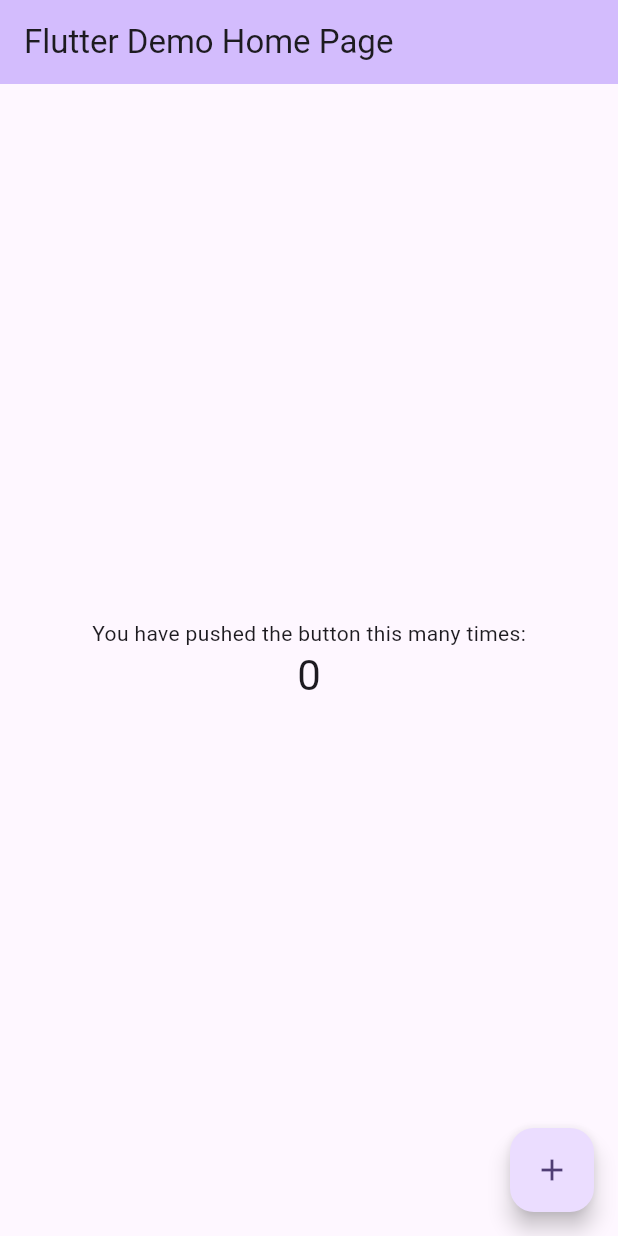
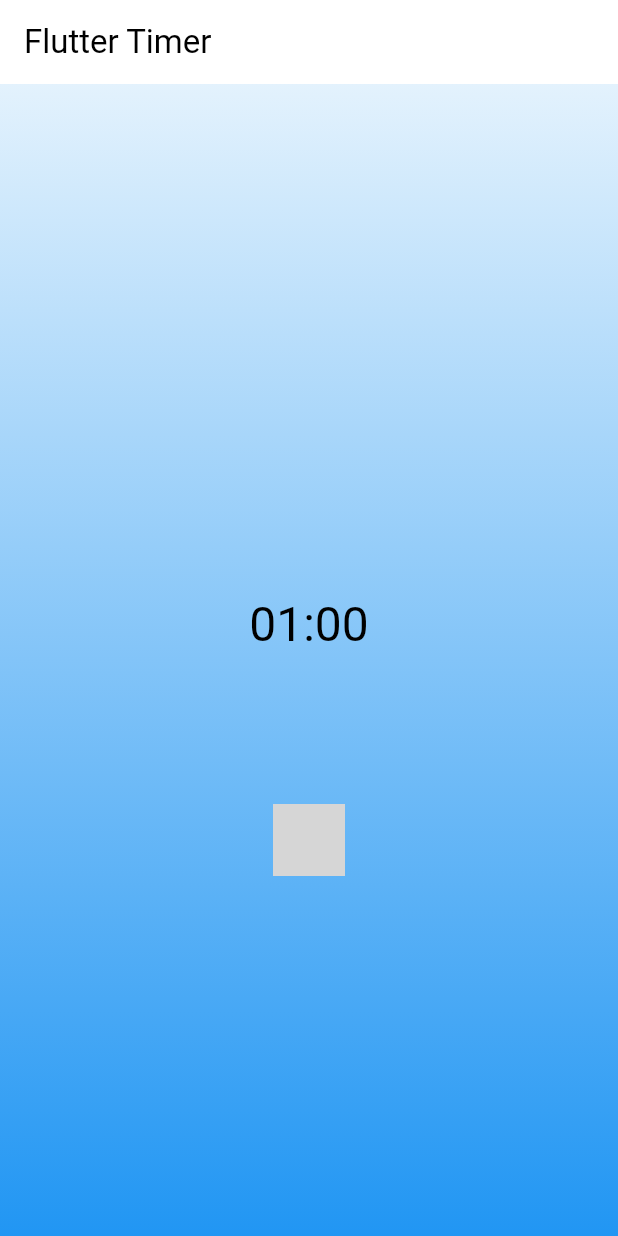
Before and after one commit to Muhammad-Hassaan-Farooq/flutter_demo, a Flutter app: the screen it shows after launch, on a phone screen of 412 x 824 dp. Run offline on Flutter 3.47's test engine with Material 3 defaults, Android fonts, the light colour scheme and no system bars; our stand-ins replace bloc, equatable, flutter_bloc; statements that could not run were skipped; grey boxes are pictures that could not be loaded.

Commit message:
flutter_bloc_timer codelab

```diff
--- /dev/null
+++ b/lib/app.dart
@@ -0,0 +1,21 @@
+
+import 'package:flutter/material.dart';
+import 'package:flutter_demo/timer/view/timer_page.dart';
+
+
+class App extends StatelessWidget {
+  const App({super.key});
+
+  @override
+  Widget build(BuildContext context) {
+    return MaterialApp(
+      title: 'Flutter Timer',
+      theme: ThemeData(
+        colorScheme: const ColorScheme.light(
+          primary: Color.fromRGBO(72, 74, 126, 1),
+        ),
+      ),
+      home: const TimerPage(),
+    );
+  }
+}
--- a/lib/main.dart
+++ b/lib/main.dart
@@ -1,79 +1,6 @@
 import 'package:flutter/material.dart';
+import 'package:flutter_demo/app.dart';
 
 void main() {
-  runApp(const MyApp());
+  runApp(const App());
 }
-
-class MyApp extends StatelessWidget {
-  const MyApp({super.key});
-
-
-  @override
-  Widget build(BuildContext context) {
-    return MaterialApp(
-      title: 'Flutter Demo',
-      theme: ThemeData(
-
-        colorScheme: ColorScheme.fromSeed(seedColor: Colors.deepPurple),
-        useMaterial3: true,
-      ),
-      home: const MyHomePage(title: 'Flutter Demo Home Page'),
-    );
-  }
-}
-
-class MyHomePage extends StatefulWidget {
-  const MyHomePage({super.key, required this.title});
-
-
-
-  final String title;
-
-  @override
-  State<MyHomePage> createState() => _MyHomePageState();
-}
-
-class _MyHomePageState extends State<MyHomePage> {
-  int _counter = 0;
-
-  void _incrementCounter() {
-    setState(() {
-
-      _counter++;
-    });
-  }
-
-  @override
-  Widget build(BuildContext context) {
-
-    return Scaffold(
-      appBar: AppBar(
-
-        backgroundColor: Theme.of(context).colorScheme.inversePrimary,
-
-        title: Text(widget.title),
-      ),
-      body: Center(
-
-        child: Column(
-
-          mainAxisAlignment: MainAxisAlignment.center,
-          children: <Widget>[
-            const Text(
-              'You have pushed the button this many times:',
-            ),
-            Text(
-              '$_counter',
-              style: Theme.of(context).textTheme.headlineMedium,
-            ),
-          ],
-        ),
-      ),
-      floatingActionButton: FloatingActionButton(
-        onPressed: _incrementCounter,
-        tooltip: 'Increment',
-        child: const Icon(Icons.add),
-      ),
-    );
-  }
-}
--- /dev/null
+++ b/lib/ticker.dart
@@ -0,0 +1,7 @@
+class Ticker {
+  const Ticker();
+  Stream<int> tick({required int ticks}) {
+    return Stream.periodic(const Duration(seconds: 1), (x) => ticks - x - 1)
+        .take(ticks);
+  }
+}
--- /dev/null
+++ b/lib/timer/bloc/timer_bloc.dart
@@ -0,0 +1,62 @@
+import 'dart:async';
+
+import 'package:equatable/equatable.dart';
+import 'package:bloc/bloc.dart';
+import 'package:flutter_demo/ticker.dart';
+
+part 'timer_event.dart';
+part 'timer_state.dart';
+
+class TimerBloc extends Bloc<TimerEvent, TimerState> {
+  final Ticker _ticker;
+  static const int _duration = 60;
+
+  StreamSubscription<int>? _tickerSubscription;
+
+  TimerBloc({required Ticker ticker})
+      : _ticker = ticker,
+        super(TimerInitial(_duration)) {
+    on<TimerStarted>(_onStarted);
+    on<TimerPaused>(_onPaused);
+    on<TimerResumed>(_onResumed);
+    on<_TimerTicked>(_onTicked);
+    on<TimerReset>(_onReset);
+  }
+
+  @override
+  Future<void> close() {
+    _tickerSubscription?.cancel();
+    return super.close();
+  }
+
+  void _onStarted(TimerStarted event, Emitter<TimerState> emit) {
+    emit(TimerRunInProgress(event.duration));
+    _tickerSubscription?.cancel();
+    _tickerSubscription = _ticker
+        .tick(ticks: event.duration)
+        .listen((duration) => add(_TimerTicked(duration: duration)));
+  }
+  void _onTicked(_TimerTicked event, Emitter<TimerState> emit) {
+    emit(
+      event.duration > 0
+          ? TimerRunInProgress(event.duration)
+          : TimerRunComplete(),
+    );
+  }
+  void _onPaused(TimerPaused event, Emitter<TimerState> emit) {
+    if (state is TimerRunInProgress) {
+      _tickerSubscription?.pause();
+      emit(TimerRunPause(state.duration));
+    }
+  }
+  void _onResumed(TimerResumed resume, Emitter<TimerState> emit) {
+    if (state is TimerRunPause) {
+      _tickerSubscription?.resume();
+      emit(TimerRunInProgress(state.duration));
+    }
+  }
+  void _onReset(TimerReset event, Emitter<TimerState> emit) {
+    _tickerSubscription?.cancel();
+    emit(const TimerInitial(_duration));
+  }
+}
--- /dev/null
+++ b/lib/timer/bloc/timer_event.dart
@@ -0,0 +1,27 @@
+part of 'timer_bloc.dart';
+
+sealed class TimerEvent {
+  const TimerEvent();
+}
+
+final class TimerStarted extends TimerEvent {
+  const TimerStarted({required this.duration});
+  final int duration;
+}
+
+final class TimerPaused extends TimerEvent {
+  const TimerPaused();
+}
+
+final class TimerResumed extends TimerEvent {
+  const TimerResumed();
+}
+
+class TimerReset extends TimerEvent {
+  const TimerReset();
+}
+
+class _TimerTicked extends TimerEvent {
+  const _TimerTicked({required this.duration});
+  final int duration;
+}
--- /dev/null
+++ b/lib/timer/bloc/timer_state.dart
@@ -0,0 +1,36 @@
+part of 'timer_bloc.dart';
+
+
+
+sealed class TimerState extends Equatable{
+  const TimerState(this.duration);
+  final int duration;
+
+  @override
+  List<Object> get props => [duration];
+}
+
+final class TimerInitial extends TimerState {
+  const TimerInitial(super.duration);
+
+  @override
+  String toString() => 'TimerInitial { duration: $duration }';
+}
+
+final class TimerRunPause extends TimerState {
+  const TimerRunPause(super.duration);
+
+  @override
+  String toString() => 'TimerRunPause { duration: $duration }';
+}
+
+final class TimerRunInProgress extends TimerState {
+  const TimerRunInProgress(super.duration);
+
+  @override
+  String toString() => 'TimerRunInProgress { duration: $duration }';
+}
+
+final class TimerRunComplete extends TimerState {
+  const TimerRunComplete() : super(0);
+}
--- /dev/null
+++ b/lib/timer/timer.dart
@@ -0,0 +1,2 @@
+export 'bloc/timer_bloc.dart';
+export 'view/timer_page.dart';
--- /dev/null
+++ b/lib/timer/view/timer_page.dart
@@ -0,0 +1,137 @@
+import 'package:flutter/material.dart';
+import 'package:flutter_bloc/flutter_bloc.dart';
+
+import '../../ticker.dart';
+import '../bloc/timer_bloc.dart';
+
+class TimerPage extends StatelessWidget {
+  const TimerPage({Key? key}) : super(key: key);
+  @override
+  Widget build(BuildContext context) {
+    return BlocProvider(
+      create: (_) => TimerBloc(ticker: Ticker()),
+      child: const TimerView(),
+    );
+  }
+}
+
+class TimerView extends StatelessWidget {
+  const TimerView({Key? key}) : super(key: key);
+  @override
+  Widget build(BuildContext context) {
+    return Scaffold(
+      appBar: AppBar(title: const Text('Flutter Timer')),
+      body: const Stack(
+        children: [
+          Background(),
+          Column(
+            mainAxisAlignment: MainAxisAlignment.center,
+            crossAxisAlignment: CrossAxisAlignment.center,
+            children: <Widget>[
+              Padding(
+                padding: EdgeInsets.symmetric(vertical: 100.0),
+                child: Center(child: TimerText()),
+              ),
+              Actions(),
+            ],
+          ),
+        ],
+      ),
+    );
+  }
+}
+
+class TimerText extends StatelessWidget {
+  const TimerText({super.key});
+  @override
+  Widget build(BuildContext context) {
+    final duration = context.select((TimerBloc bloc) => bloc.state.duration);
+    final minutesStr =
+    ((duration / 60) % 60).floor().toString().padLeft(2, '0');
+    final secondsStr = (duration % 60).floor().toString().padLeft(2, '0');
+    return Text(
+      '$minutesStr:$secondsStr',
+      style: Theme.of(context).textTheme.headlineLarge,
+    );
+  }
+}
+
+
+
+class Actions extends StatelessWidget {
+  const Actions({super.key});
+
+  @override
+  Widget build(BuildContext context) {
+    return BlocBuilder<TimerBloc, TimerState>(
+      buildWhen: (prev, state) => prev.runtimeType != state.runtimeType,
+      builder: (context, state) {
+        return Row(
+          mainAxisAlignment: MainAxisAlignment.spaceEvenly,
+          children: [
+            ...switch (state) {
+              TimerInitial() => [
+                FloatingActionButton(
+                  child: const Icon(Icons.play_arrow),
+                  onPressed: () => context
+                      .read<TimerBloc>()
+                      .add(TimerStarted(duration: state.duration)),
+                ),
+              ],
+              TimerRunInProgress() => [
+                FloatingActionButton(
+                  child: const Icon(Icons.pause),
+                  onPressed: () =>
+                      context.read<TimerBloc>().add(const TimerPaused()),
+                ),
+                FloatingActionButton(
+                  child: const Icon(Icons.replay),
+                  onPressed: () =>
+                      context.read<TimerBloc>().add(const TimerReset()),
+                ),
+              ],
+              TimerRunPause() => [
+                FloatingActionButton(
+                  child: const Icon(Icons.play_arrow),
+                  onPressed: () =>
+                      context.read<TimerBloc>().add(const TimerResumed()),
+                ),
+                FloatingActionButton(
+                  child: const Icon(Icons.replay),
+                  onPressed: () =>
+                      context.read<TimerBloc>().add(const TimerReset()),
+                ),
+              ],
+              TimerRunComplete() => [
+                FloatingActionButton(
+                  child: const Icon(Icons.replay),
+                  onPressed: () =>
+                      context.read<TimerBloc>().add(const TimerReset()),
+                ),
+              ]
+            }
+          ],
+        );
+      },
+    );
+  }
+}
+
+class Background extends StatelessWidget {
+  const Background({super.key});
+  @override
+  Widget build(BuildContext context) {
+    return Container(
+      decoration: BoxDecoration(
+        gradient: LinearGradient(
+          begin: Alignment.topCenter,
+          end: Alignment.bottomCenter,
+          colors: [
+            Colors.blue.shade50,
+            Colors.blue.shade500,
+          ],
+        ),
+      ),
+    );
+  }
+}
--- a/pubspec.yaml
+++ b/pubspec.yaml
@@ -35,10 +35,15 @@ dependencies:
   # The following adds the Cupertino Icons font to your application.
   # Use with the CupertinoIcons class for iOS style icons.
   cupertino_icons: ^1.0.6
+  flutter_bloc: ^8.1.1
+  equatable: ^2.0.3
 
 dev_dependencies:
   flutter_test:
     sdk: flutter
+
+  bloc_test: ^9.0.0
+  mocktail: ^1.0.0
 
   # The "flutter_lints" package below contains a set of recommended lints to
   # encourage good coding practices. The lint set provided by the package is
```
Also changed, not shown: pubspec.lock, 1 other file.
